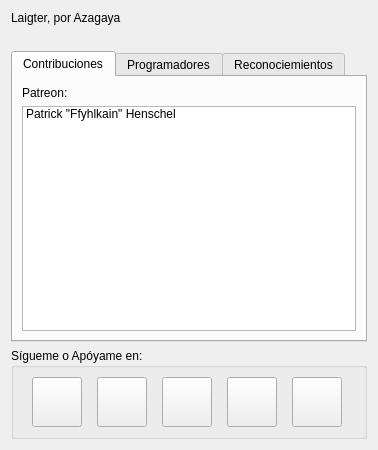
Above: gui/aboutdialog.ui from azagaya/laigter before the change. Below: the same form after it.
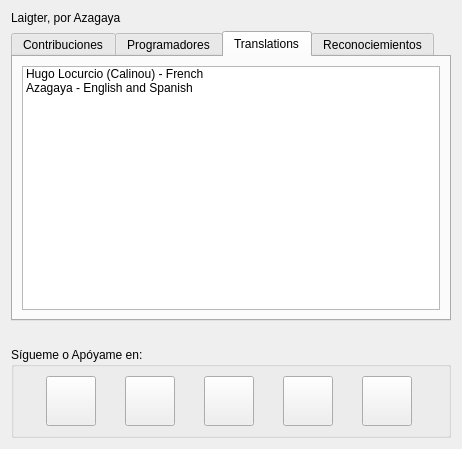
That is the form after the change. The open tabs and pages were chosen to show the change. Icons and pictures are not drawn.

Commit message: Updated about dialog

Diff of the .ui file:
```diff
--- a/gui/aboutdialog.ui
+++ b/gui/aboutdialog.ui
@@ -6,22 +6,22 @@
    <rect>
     <x>0</x>
     <y>0</y>
-    <width>378</width>
-    <height>450</height>
+    <width>462</width>
+    <height>449</height>
    </rect>
   </property>
   <property name="windowTitle">
    <string>Acerca de</string>
   </property>
   <layout class="QGridLayout" name="gridLayout_5">
-   <item row="0" column="0">
-    <widget class="QLabel" name="label">
+   <item row="2" column="0">
+    <widget class="QLabel" name="version_label">
      <property name="text">
-      <string>Laigter, por Azagaya</string>
+      <string/>
      </property>
     </widget>
    </item>
-   <item row="3" column="0">
+   <item row="4" column="0">
     <widget class="QGroupBox" name="groupBox">
      <property name="title">
       <string>Sígueme o Apóyame en:</string>
@@ -175,7 +175,14 @@
      </layout>
     </widget>
    </item>
-   <item row="2" column="0">
+   <item row="0" column="0">
+    <widget class="QLabel" name="label">
+     <property name="text">
+      <string>Laigter, por Azagaya</string>
+     </property>
+    </widget>
+   </item>
+   <item row="1" column="0">
     <widget class="QTabWidget" name="tabWidget">
      <property name="currentIndex">
       <number>0</number>
@@ -189,7 +196,7 @@
         <widget class="QListWidget" name="listWidget">
          <item>
           <property name="text">
-           <string>Patrick &quot;Ffyhlkain&quot; Henschel</string>
+           <string>Patrick &quot;Ffyhlkain&quot; Henschel (Producer!)</string>
           </property>
          </item>
         </widget>
@@ -215,6 +222,32 @@
            <string>Gnumaru - Experimental CLI Interface</string>
           </property>
          </item>
+         <item>
+          <property name="text">
+           <string>Brandon Blanker Lim-it - Image auto reload when file changes</string>
+          </property>
+         </item>
+        </widget>
+       </item>
+      </layout>
+     </widget>
+     <widget class="QWidget" name="tab_4">
+      <attribute name="title">
+       <string>Translations</string>
+      </attribute>
+      <layout class="QGridLayout" name="gridLayout_6">
+       <item row="0" column="0">
+        <widget class="QListWidget" name="listWidget_3">
+         <item>
+          <property name="text">
+           <string>Hugo Locurcio (Calinou) - French</string>
+          </property>
+         </item>
+         <item>
+          <property name="text">
+           <string>Azagaya - English and Spanish</string>
+          </property>
+         </item>
         </widget>
        </item>
       </layout>
@@ -1068,13 +1101,6 @@
      </widget>
     </widget>
    </item>
-   <item row="1" column="0">
-    <widget class="QLabel" name="version_label">
-     <property name="text">
-      <string/>
-     </property>
-    </widget>
-   </item>
   </layout>
  </widget>
  <resources>
```
